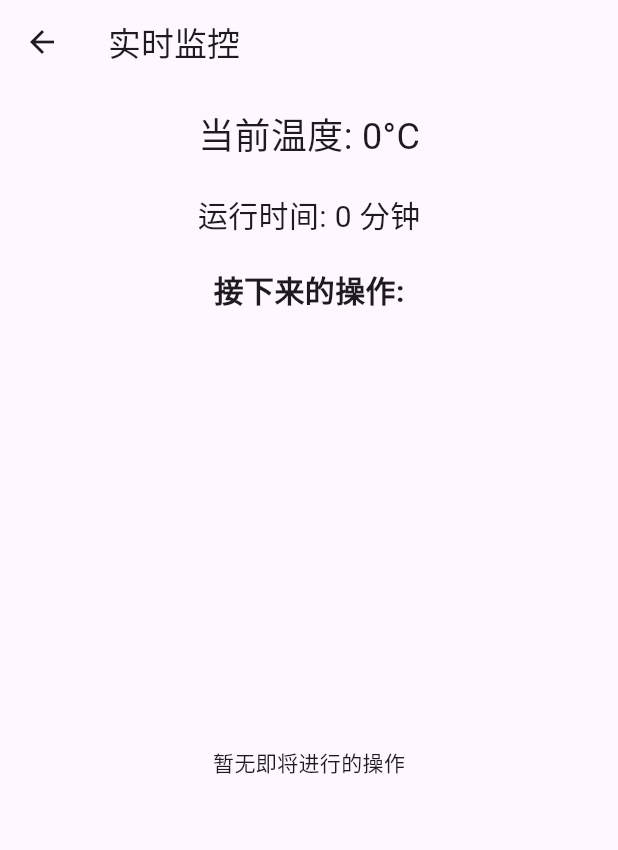
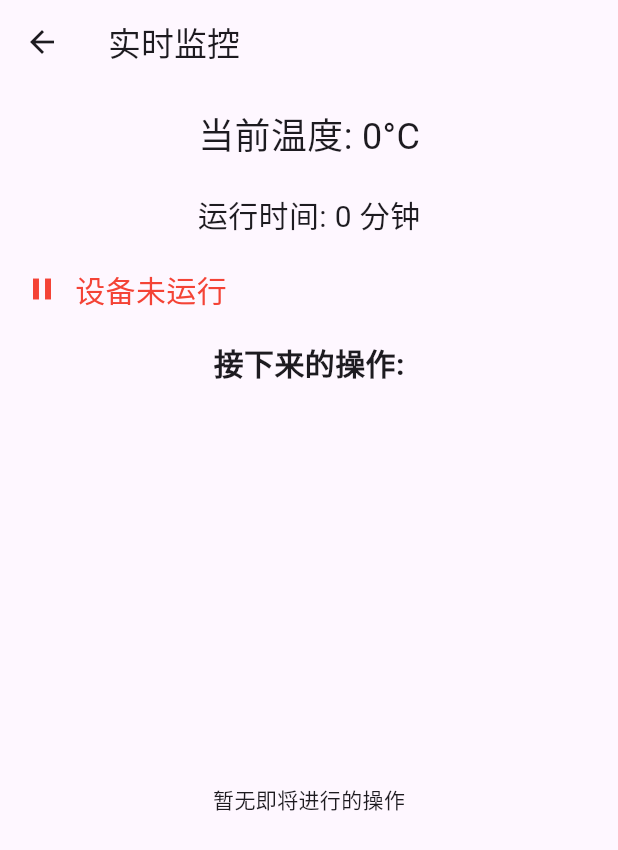
Before and after one commit to SnowSwordScholar/Flutter_Bluetooth_Temperature_Control, a Flutter app: the MonitorScreen screen opened by its route, on a phone screen of 412 x 824 dp. Shown: the top 850 px of the screen. Run offline on Flutter 3.47's test engine with Material 3 defaults, Android fonts, the light colour scheme and no system bars; our stand-ins replace flutter_blue_plus, logger, permission_handler, shared_preferences; accounts and stored records are empty.

```diff
--- a/lib/screens/monitor_screen.dart
+++ b/lib/screens/monitor_screen.dart
@@ -39,6 +39,29 @@ class MonitorScreen extends StatelessWidget {
               style: const TextStyle(fontSize: 20),
             ),
             const SizedBox(height: 20),
+            if (tempProvider.isRunning)
+              Row(
+                children: const [
+                  Icon(Icons.play_arrow, color: Colors.green),
+                  SizedBox(width: 10),
+                  Text(
+                    '设备正在运行',
+                    style: TextStyle(fontSize: 20, color: Colors.green),
+                  ),
+                ],
+              )
+            else
+              Row(
+                children: const [
+                  Icon(Icons.pause, color: Colors.red),
+                  SizedBox(width: 10),
+                  Text(
+                    '设备未运行',
+                    style: TextStyle(fontSize: 20, color: Colors.red),
+                  ),
+                ],
+              ),
+            const SizedBox(height: 20),
             const Text(
               '接下来的操作:',
               style: TextStyle(fontSize: 20, fontWeight: FontWeight.bold),
```
Also changed, not shown: lib/providers/device_provider.dart (+10 -8 lines), lib/providers/temperature_provider.dart (line endings or trailing spaces).
